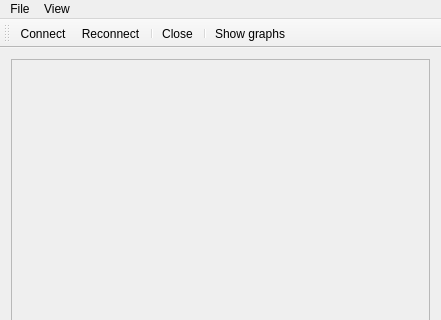
Old version of the form QtMeteo/mainwindow.ui in the repository grisu48/meteo; both pictures show x 0 to 441 and y 0 to 320 of the 441 by 612 pixel window.
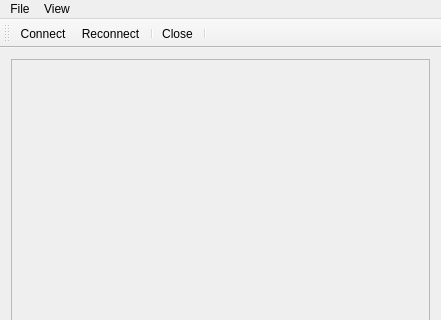
New version of the form.

Patch:
```diff
--- a/QtMeteo/mainwindow.ui
+++ b/QtMeteo/mainwindow.ui
@@ -106,7 +106,6 @@
    <addaction name="separator"/>
    <addaction name="actionClose"/>
    <addaction name="separator"/>
-   <addaction name="actionShowGraphs"/>
   </widget>
   <widget class="QStatusBar" name="statusBar"/>
   <action name="actionQuit">
@@ -144,17 +143,6 @@
     <string>Reconnect</string>
    </property>
   </action>
-  <action name="actionShowGraphs">
-   <property name="text">
-    <string>Show graphs</string>
-   </property>
-   <property name="toolTip">
-    <string>Show graphical history</string>
-   </property>
-   <property name="shortcut">
-    <string>Ctrl+G</string>
-   </property>
-  </action>
  </widget>
  <layoutdefault spacing="6" margin="11"/>
  <resources/>
```
Left out of the diff: 1 changed line with no effect on the pictures.
